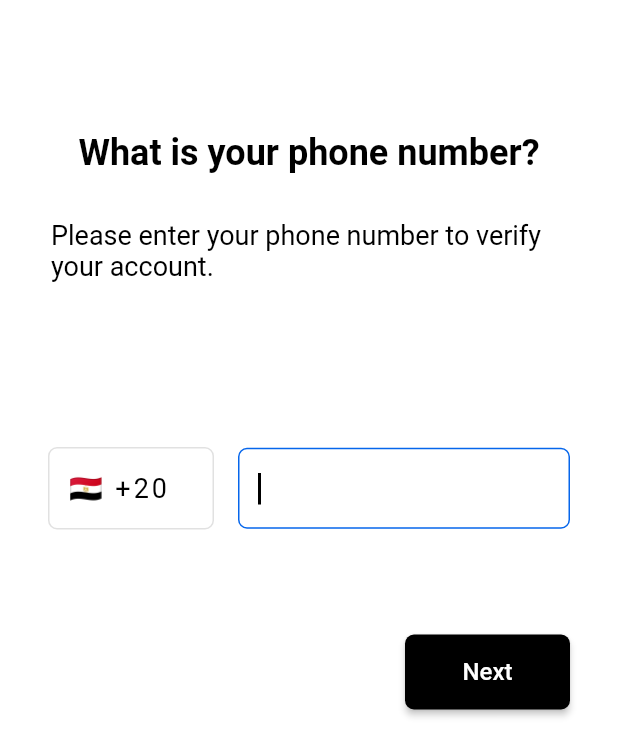
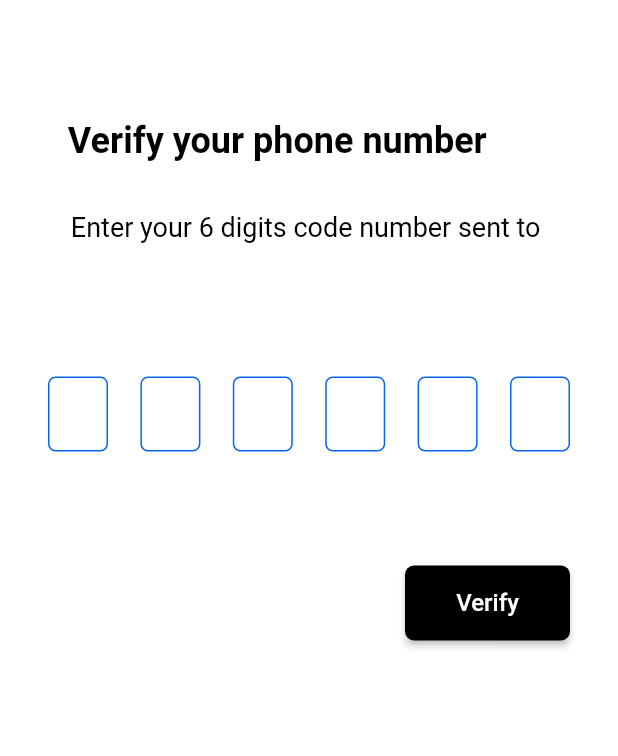
Before and after one commit to mazenshawky/Maps-App, a Flutter app: the screen it shows after launch, after a tap on "Next", on a phone screen of 412 x 824 dp. Shown: the top 756 px of the screen. Run offline on Flutter 3.47's test engine with Material 2 defaults, Android fonts, the phone set to English and light mode, and no system bars; drawn by our look-alikes of pin_code_fields; our stand-ins replace firebase_core; accounts and stored records are empty.

Commit message:
Add otp screen

```diff
--- a/lib/app_router.dart
+++ b/lib/app_router.dart
@@ -1,8 +1,10 @@
 import 'package:flutter/material.dart';
-import 'package:maps_app/presentation/screens/login_screen.dart';
+import 'package:maps_app/presentation/screens/otp_screen.dart';
+import 'presentation/screens/login_screen.dart';
 
 class Routes {
   static const loginScreen = '/';
+  static const otpScreen = '/otp-screen';
 }
 
 class AppRouter {
@@ -11,6 +13,10 @@ class AppRouter {
       case Routes.loginScreen:
         return MaterialPageRoute(
           builder: (_) => LoginScreen(),
+        );
+      case Routes.otpScreen:
+        return MaterialPageRoute(
+          builder: (_) => const OTPScreen(),
         );
       default:
         return undefinedRoute();
--- a/lib/main.dart
+++ b/lib/main.dart
@@ -1,6 +1,6 @@
 import 'package:firebase_core/firebase_core.dart';
 import 'package:flutter/material.dart';
-import 'package:maps_app/app_router.dart';
+import 'app_router.dart';
 
 void main() async {
   WidgetsFlutterBinding.ensureInitialized();
--- a/lib/presentation/screens/login_screen.dart
+++ b/lib/presentation/screens/login_screen.dart
@@ -1,14 +1,20 @@
 import 'package:flutter/material.dart';
-import 'package:maps_app/presentation/widgets/phone_form_field.dart';
+import 'package:maps_app/app_router.dart';
+import '../widgets/phone_form_field.dart';
 
-import '../widgets/intro_texts.dart';
-import '../widgets/next_button.dart';
+import '../widgets/login_intro_texts.dart';
+import '../widgets/my_button.dart';
 
 // ignore: must_be_immutable
 class LoginScreen extends StatelessWidget {
   LoginScreen({super.key});
 
-  String phoneNumber = '';
+  final GlobalKey<FormState> _formKey = GlobalKey();
+
+  final String phoneNumber = '';
+
+  _goNext(BuildContext context) =>
+      Navigator.pushNamed(context, Routes.otpScreen);
 
   @override
   Widget build(BuildContext context) {
@@ -16,17 +22,20 @@ class LoginScreen extends StatelessWidget {
         child: Scaffold(
       backgroundColor: Colors.white,
       body: Form(
-        key: UniqueKey(),
+        key: _formKey,
         child: Container(
           margin: const EdgeInsets.symmetric(horizontal: 32, vertical: 88),
           child: Column(
             crossAxisAlignment: CrossAxisAlignment.start,
             children: [
-              const IntroTexts(),
+              const LoginIntroTexts(),
               const SizedBox(height: 110),
               PhoneFormField(phoneNumber: phoneNumber),
               const SizedBox(height: 70),
-              const NextButton(),
+              MyButton(
+                title: 'Next',
+                onPress: () => _goNext(context),
+              ),
             ],
           ),
         ),
--- /dev/null
+++ b/lib/presentation/screens/otp_screen.dart
@@ -0,0 +1,29 @@
+import 'package:flutter/material.dart';
+
+import '../widgets/my_button.dart';
+import '../widgets/otp_intro_texts.dart';
+import '../widgets/pin_code_fields.dart';
+
+class OTPScreen extends StatelessWidget {
+  const OTPScreen({super.key});
+
+  final String phoneNumber = '';
+
+  @override
+  Widget build(BuildContext context) {
+    return SafeArea(
+        child: Scaffold(
+      backgroundColor: Colors.white,
+      body: Container(
+        margin: const EdgeInsets.symmetric(horizontal: 32, vertical: 80),
+        child: Column(children: [
+          OTPIntroTexts(phoneNumber: phoneNumber),
+          const SizedBox(height: 88),
+          const PinCodeFields(),
+          const SizedBox(height: 60),
+          const MyButton(title: 'Verify'),
+        ]),
+      ),
+    ));
+  }
+}
--- a/lib/presentation/widgets/intro_texts.dart
+++ b/lib/presentation/widgets/login_intro_texts.dart
@@ -1,11 +1,12 @@
 import 'package:flutter/material.dart';
 
-class IntroTexts extends StatelessWidget {
-  const IntroTexts({super.key});
+class LoginIntroTexts extends StatelessWidget {
+  const LoginIntroTexts({super.key});
 
   @override
   Widget build(BuildContext context) {
     return Column(
+      crossAxisAlignment: CrossAxisAlignment.start,
       children: [
         const Text(
           'What is your phone number?',
--- a/lib/presentation/widgets/next_button.dart
+++ b/lib/presentation/widgets/my_button.dart
@@ -1,9 +1,10 @@
 import 'package:flutter/material.dart';
 
-class NextButton extends StatelessWidget {
-  const NextButton({super.key, this.onPress});
+class MyButton extends StatelessWidget {
+  const MyButton({super.key, this.onPress, required this.title});
 
   final VoidCallback? onPress;
+  final String title;
 
   @override
   Widget build(BuildContext context) {
@@ -20,11 +21,13 @@ class NextButton extends StatelessWidget {
           backgroundColor: Colors.black,
           shape: RoundedRectangleBorder(borderRadius: BorderRadius.circular(6)),
         ),
-        child: const Text('Next',
-            style: TextStyle(
-              color: Colors.white,
-              fontSize: 16,
-            )),
+        child: Text(
+          title,
+          style: const TextStyle(
+            color: Colors.white,
+            fontSize: 16,
+          ),
+        ),
       ),
     );
   }
--- /dev/null
+++ b/lib/presentation/widgets/otp_intro_texts.dart
@@ -0,0 +1,46 @@
+import 'package:flutter/material.dart';
+
+import '../../constants/app_colors.dart';
+
+class OTPIntroTexts extends StatelessWidget {
+  // ignore: prefer_const_constructors_in_immutables
+  OTPIntroTexts({super.key, required this.phoneNumber});
+
+  late final String phoneNumber;
+
+  @override
+  Widget build(BuildContext context) {
+    return Column(
+      crossAxisAlignment: CrossAxisAlignment.start,
+      children: [
+        const Text(
+          'Verify your phone number',
+          style: TextStyle(
+            color: Colors.black,
+            fontSize: 24,
+            fontWeight: FontWeight.bold,
+          ),
+        ),
+        const SizedBox(
+          height: 30,
+        ),
+        Container(
+          margin: const EdgeInsets.symmetric(horizontal: 2),
+          child: RichText(
+            text: TextSpan(
+              text: 'Enter your 6 digits code number sent to ',
+              style: const TextStyle(
+                  color: Colors.black, fontSize: 18, height: 1.4),
+              children: <TextSpan>[
+                TextSpan(
+                  text: phoneNumber,
+                  style: const TextStyle(color: AppColors.blue),
+                ),
+              ],
+            ),
+          ),
+        ),
+      ],
+    );
+  }
+}
--- a/lib/presentation/widgets/phone_form_field.dart
+++ b/lib/presentation/widgets/phone_form_field.dart
@@ -1,5 +1,5 @@
 import 'package:flutter/material.dart';
-import 'package:maps_app/constants/app_colors.dart';
+import '../../constants/app_colors.dart';
 
 // ignore: must_be_immutable
 class PhoneFormField extends StatelessWidget {
--- /dev/null
+++ b/lib/presentation/widgets/pin_code_fields.dart
@@ -0,0 +1,41 @@
+import 'package:flutter/material.dart';
+import 'package:pin_code_fields/pin_code_fields.dart';
+
+import '../../constants/app_colors.dart';
+
+class PinCodeFields extends StatelessWidget {
+  const PinCodeFields({super.key});
+
+  @override
+  Widget build(BuildContext context) {
+    return PinCodeTextField(
+      appContext: context,
+      autoFocus: true,
+      cursorColor: Colors.black,
+      keyboardType: TextInputType.number,
+      length: 6,
+      obscureText: false,
+      animationType: AnimationType.scale,
+      pinTheme: PinTheme(
+        shape: PinCodeFieldShape.box,
+        borderRadius: BorderRadius.circular(5),
+        fieldHeight: 50,
+        fieldWidth: 40,
+        borderWidth: 1,
+        activeColor: AppColors.blue,
+        inactiveColor: AppColors.blue,
+        inactiveFillColor: Colors.white,
+        activeFillColor: AppColors.lightBlue,
+        selectedColor: AppColors.blue,
+        selectedFillColor: Colors.white,
+      ),
+      animationDuration: const Duration(milliseconds: 300),
+      backgroundColor: Colors.white,
+      enableActiveFill: true,
+      onCompleted: (submitedCode) {
+        // otpCode = submitedCode;
+      },
+      onChanged: (value) {},
+    );
+  }
+}
--- a/pubspec.yaml
+++ b/pubspec.yaml
@@ -35,6 +35,7 @@ dependencies:
   flutter:
     sdk: flutter
   flutter_bloc: ^8.1.1
+  pin_code_fields: ^7.4.0
 
 dev_dependencies:
   flutter_lints: ^2.0.0
```
Also changed, not shown: pubspec.lock.
